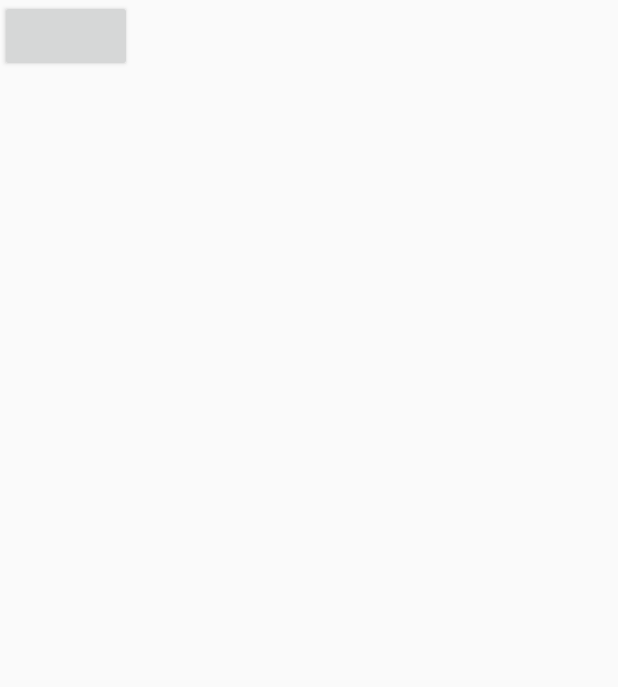
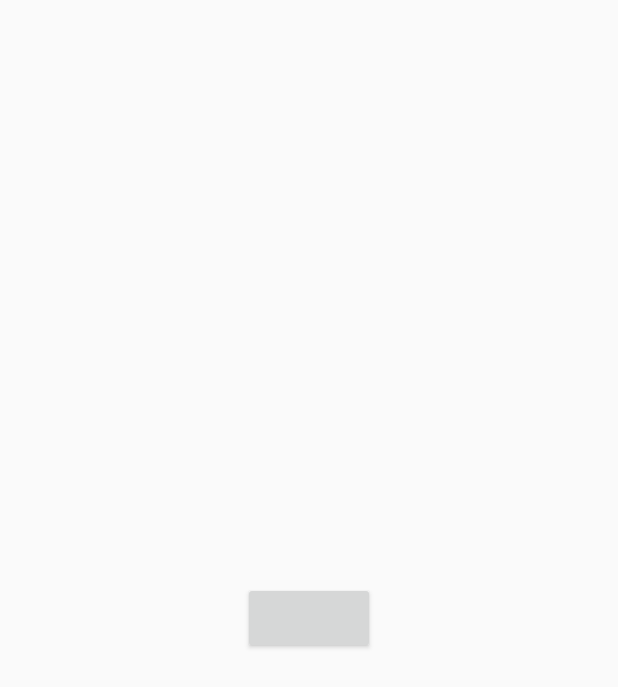
Before and after one commit to sestefan/buscoksa, an Android app: the fragment FacebookLoginFragment shown on its own in the app's theme, on a phone screen of 412 x 824 dp. Shown: the top 687 px of the screen. Run offline under Robolectric (Android 15) with nearby library versions, the phone set to English and light mode, and no system bars; libraries missing offline, so code that uses them is left out: com.facebook, com.facebook.login; plain views replace LoginButton; 5 statements that could not run were skipped.

```diff
--- a/app/src/main/java/com/example/sestefan/proyecto/fragment/FacebookLoginFragment.java
+++ b/app/src/main/java/com/example/sestefan/proyecto/fragment/FacebookLoginFragment.java
@@ -29,6 +29,11 @@ public class FacebookLoginFragment extends Fragment {
 
     public FacebookLoginFragment() {
         // Required empty public constructor
+    }
+
+    public static FacebookLoginFragment newInstance() {
+        FacebookLoginFragment fragment = new FacebookLoginFragment();
+        return fragment;
     }
 
     @Override
--- a/app/src/main/res/layout/fragment_facebook_login.xml
+++ b/app/src/main/res/layout/fragment_facebook_login.xml
@@ -1,5 +1,6 @@
 <?xml version="1.0" encoding="utf-8"?>
-<FrameLayout xmlns:android="http://schemas.android.com/apk/res/android"
+<android.support.constraint.ConstraintLayout xmlns:android="http://schemas.android.com/apk/res/android"
+    xmlns:app="http://schemas.android.com/apk/res-auto"
     xmlns:tools="http://schemas.android.com/tools"
     android:layout_width="match_parent"
     android:layout_height="match_parent"
@@ -8,6 +9,14 @@
     <com.facebook.login.widget.LoginButton
         android:id="@+id/login_button"
         android:layout_width="wrap_content"
-        android:layout_height="wrap_content"/>
+        android:layout_height="wrap_content"
+        android:layout_marginStart="8dp"
+        android:layout_marginTop="8dp"
+        android:layout_marginEnd="8dp"
+        android:layout_marginBottom="8dp"
+        app:layout_constraintBottom_toBottomOf="parent"
+        app:layout_constraintEnd_toEndOf="parent"
+        app:layout_constraintStart_toStartOf="parent"
+        app:layout_constraintTop_toTopOf="parent" />
 
-</FrameLayout>
+</android.support.constraint.ConstraintLayout>
```
Also changed, not shown: app/src/main/java/com/example/sestefan/proyecto/fragment/HomePageFragment.java (added, +35 -0 lines), app/src/main/res/layout/fragment_home_page.xml (added, +8 -0 lines).
